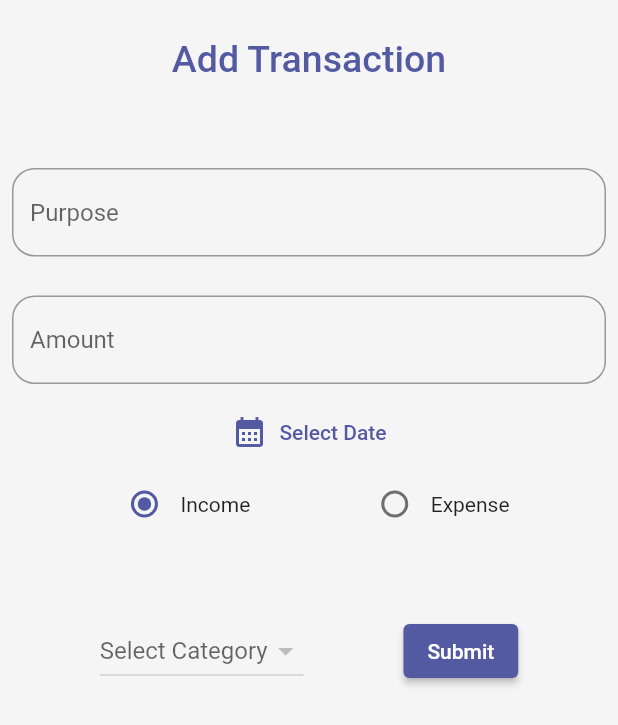
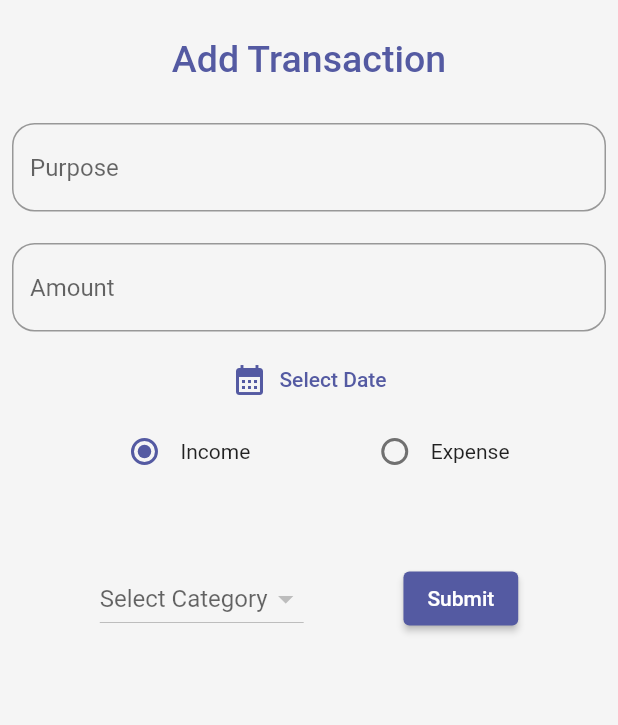
Before and after one commit to Bijosabu/Penny-wise-app, a Flutter app: the addTransactionScreen screen opened directly, on a phone screen of 412 x 824 dp. Shown: the top 725 px of the screen. Run offline on Flutter 3.47's test engine with Material 2 defaults, Android fonts, the phone set to English and light mode, and no system bars; our stand-ins replace flutter_slidable, hive, hive_flutter, lottie; accounts and stored records are empty.

Commit message:
version code changes and bug fix

```diff
--- a/lib/transactions/addTransactionScreen.dart
+++ b/lib/transactions/addTransactionScreen.dart
@@ -55,7 +55,7 @@ Categorytype
                 ),
               ),
               SizedBox(
-                height: 50,
+                height: 20,
               ),
               Padding(
                 padding: const EdgeInsets.all(8.0),
@@ -80,7 +80,7 @@ Categorytype
               ),
               //sizedbox
               SizedBox(
-                height: 10,
+                height: 5,
               ),
               Padding(
                 padding: const EdgeInsets.all(8.0),
--- a/pubspec.yaml
+++ b/pubspec.yaml
@@ -17,7 +17,7 @@ publish_to: 'none' # Remove this line if you wish to publish to pub.dev
 # https://developer.apple.com/library/archive/documentation/General/Reference/InfoPlistKeyReference/Articles/CoreFoundationKeys.html
 # In Windows, build-name is used as the major, minor, and patch parts
 # of the product and file versions while build-number is used as the build suffix.
-version: 1.0.0+1
+version: 1.2.2+3
 
 environment:
   sdk: '>=2.18.6 <3.0.0'
```
